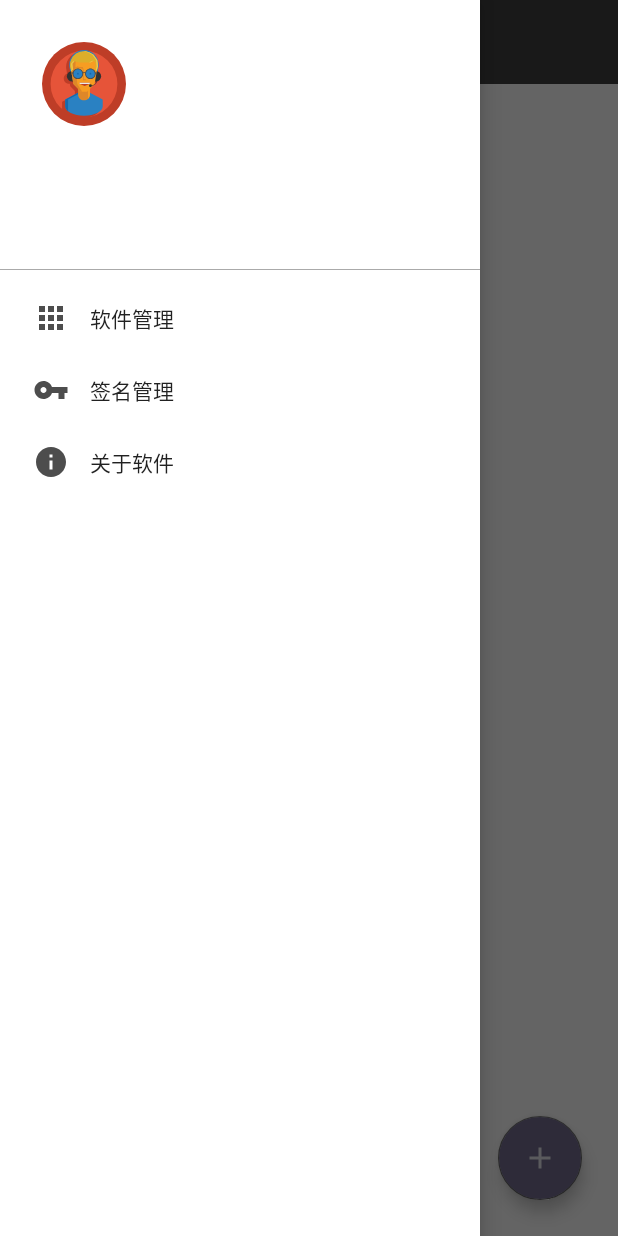
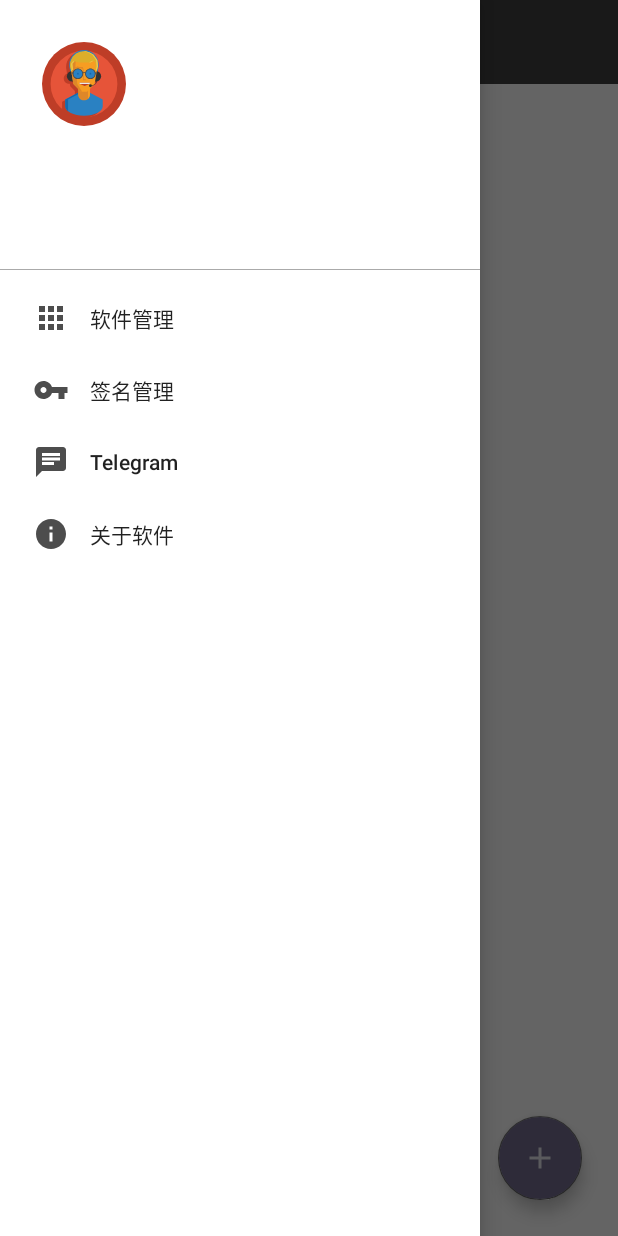
Before and after one commit to BlackAceTeam/BlackAce, an Android app: the screen it shows after launch (MainActivity), with the side drawer open, on a phone screen of 412 x 824 dp. Run offline under Robolectric (Android 15) with nearby library versions, the phone set to English and light mode, and no system bars; libraries missing offline, so code that uses them is left out: by.kirich1409.viewbindingdelegate, com.afollestad.materialdialogs, com.drake.brv, com.drake.statelayout, com.scwang.smart and 1 more; plain views replace PageRefreshLayout; network calls fail; pictures from the network do not load; 27 statements that could not run were skipped.

```diff
--- a/app/src/main/java/com/blackace/app/ui/main/MainActivity.kt
+++ b/app/src/main/java/com/blackace/app/ui/main/MainActivity.kt
@@ -91,6 +91,9 @@ class MainActivity : BaseActivity() {
                 }
                 R.id.main_about_app -> {
                     AboutActivity.start(this)
+                }
+                R.id.main_chat -> {
+                    startBrowser("https://t.me/blackacepro")
                 }
             }
             true
--- a/app/src/main/java/com/blackace/data/TaskRepository.kt
+++ b/app/src/main/java/com/blackace/data/TaskRepository.kt
@@ -12,6 +12,7 @@ import com.blackace.data.entity.http.BaseListBean
 import com.blackace.data.entity.http.BaseResult
 import com.blackace.data.entity.http.MoreBean
 import com.blackace.data.entity.http.TaskBean
+import com.blackace.data.http.HttpManager
 import com.blackace.util.ext.getString
 import com.blackace.util.holder.ApiHolder
 import com.blackace.util.holder.ContextHolder
@@ -94,7 +95,7 @@ object TaskRepository {
         return try {
             val request = Request.Builder().url(taskBean.downloadUrl).get().build()
 //            val request = Request.Builder().url("").get().build()
-            val body = RetrofitManager.okHttp.newCall(request).execute().body!!
+            val body = HttpManager.okHttp.newCall(request).execute().body!!
             FileOutputStream(tmpApk).use { output ->
                 body.byteStream().use { input ->
                     input.copyTo(output)
--- /dev/null
+++ b/app/src/main/java/com/blackace/data/http/BestHostInterceptor.kt
@@ -0,0 +1,47 @@
+package com.blackace.data.http
+
+import okhttp3.Interceptor
+import okhttp3.Response
+import java.io.IOException
+import java.util.concurrent.atomic.AtomicInteger
+
+/**
+ *
+ * @author: magicHeimdall
+ * @create: 21/3/2023 4:47 PM
+ */
+class BestHostInterceptor : Interceptor {
+
+
+    override fun intercept(chain: Interceptor.Chain): Response {
+        val retryCount = AtomicInteger(0)
+        while (retryCount.getAndAdd(1) <= 3) {
+            runCatching {
+                val response = proceed(chain)
+                if (response != null && response.isSuccessful) {
+                    return response
+                } else {
+                    HostManager.needReloadHost()
+                }
+                response?.body?.close()
+                //先关闭旧请求
+            }
+        }
+
+        throw IOException("Request Fail")
+    }
+
+    private fun proceed( chain: Interceptor.Chain): Response? {
+        return try {
+            val oldRequest = chain.request()
+            val oldUrl = oldRequest.url
+            val oldHost = oldUrl.scheme + "://" + oldUrl.host
+            val newUrl = oldUrl.toString().replace(oldHost, HostManager.getBestHost())
+            val newRequest = oldRequest.newBuilder().url(newUrl).build()
+            chain.proceed(newRequest)
+        } catch (e: Exception) {
+            null
+        }
+    }
+
+}
--- /dev/null
+++ b/app/src/main/java/com/blackace/data/http/HostManager.kt
@@ -0,0 +1,209 @@
+package com.blackace.data.http
+
+import com.blackace.data.config.AceConfig
+import com.blackace.util.DesEncrypt
+import com.blackace.util.ext.log
+import kotlinx.coroutines.*
+import kotlinx.coroutines.channels.Channel
+import okhttp3.OkHttpClient
+import okhttp3.Request
+import java.util.concurrent.CountDownLatch
+import java.util.concurrent.TimeUnit
+import java.util.concurrent.atomic.AtomicBoolean
+import java.util.concurrent.atomic.AtomicInteger
+
+/**
+ *
+ * @author: magicHeimdall
+ * @create: 21/3/2023 9:37 PM
+ */
+object HostManager {
+
+    private val isReloaded = AtomicBoolean(false)
+
+    private val needReloadHost = AtomicBoolean(false)
+
+    private val fastHttpClient by lazy {
+        OkHttpClient.Builder()
+            .connectTimeout(5, TimeUnit.SECONDS)
+            .readTimeout(5, TimeUnit.SECONDS)
+            .writeTimeout(5, TimeUnit.SECONDS)
+            .build()
+    }
+
+
+    private val configAddList = arrayOf("https://proj-ace.oss-cn-hongkong.aliyuncs.com/config/dev.cap")
+
+
+    fun getBestHost(): String {
+        log("isReloaded${isReloaded.get()},needReloadHost${needReloadHost.get()}")
+        if (isReloaded.get() || !needReloadHost.get()) {
+            //如果重新加载过了，
+            //或者不需要重新加载
+            // 那就走正常流程了
+            log("直接返回host")
+            return getLocalHost()
+        }
+
+        synchronized(this) {
+            //加锁，如果没有加载过，就去加载
+            if (!isReloaded.get()) {
+                val lock = CountDownLatch(1)
+                reloadHostList(lock)
+                lock.await()
+                //等待加载完成
+            }
+        }
+
+        return getLocalHost()
+
+    }
+
+    fun needReloadHost() {
+        log("需要加载新host，删除旧host")
+        AceConfig.saveCustomHost("" to 0L)
+        needReloadHost.set(true)
+    }
+
+    private fun getLocalHost(): String {
+        log("获取host")
+        val customHost = AceConfig.getCustomHost()
+        if (customHost.first.isNotEmpty()) {
+            if (customHost.second < System.currentTimeMillis()) {
+                log("使用自定义host")
+                return customHost.first
+            } else {
+                log("自定义host已过期")
+            }
+        }
+        log("使用默认host")
+        return "http://goolgostat.com"
+    }
+
+
+    private fun reloadHostList(lock: CountDownLatch) {
+        log("刷新host")
+
+        if (isReloaded.get()) {
+            log("多次刷新，直接返回，使用默认host")
+            needReloadHost.set(false)
+            lock.countDown()
+            return
+        }
+        val scope = CoroutineScope(Dispatchers.IO)
+
+        scope.launch {
+            val hostConfig = getHostConfig(this)
+            if (hostConfig.isNullOrEmpty()) {
+                //todo
+                return@launch
+            }
+
+            log("get hostConfig Success")
+            log(hostConfig)
+            val hostList = convertHostConfig(hostConfig)
+            log("convert")
+            val bestHost = getFastHost(scope, hostList)
+            if (bestHost == null) {
+                log("null")
+                return@launch
+            }
+            log("get fastHost success")
+            log(bestHost)
+            AceConfig.saveCustomHost(bestHost)
+            isReloaded.set(true)
+        }.invokeOnCompletion {
+            log("unlock")
+            needReloadHost.set(false)
+            lock.countDown()
+        }
+
+    }
+
+    @OptIn(ExperimentalCoroutinesApi::class)
+    private suspend fun getHostConfig(scope: CoroutineScope): String? {
+        val channel = Channel<String>(Channel.CONFLATED)
+        val requestCount = AtomicInteger()
+        configAddList.forEach {
+            scope.async {
+                val encryptResult = httpGet(it)
+                val result = DesEncrypt.decrypt(encryptResult)
+                if (result.isNotEmpty() && !channel.isClosedForSend) {
+                    channel.send(result)
+                    channel.close()
+                }
+                if (requestCount.addAndGet(1) == configAddList.size){
+                    channel.close()
+                    //请求全部完成的时候关闭队列，防止死锁
+                }
+            }
+        }
+        return channel.receiveCatching().getOrNull()
+    }
+
+
+    private fun convertHostConfig(config: String): List<Pair<String, Long>> {
+        val list = arrayListOf<Pair<String, Long>>()
+        config.split("\n").forEach {
+            val hostWithExt = it.split(",")
+            if (hostWithExt.size != 2) {
+                return@forEach
+            }
+            val ext = hostWithExt[1].toLong()
+            val extTime = if (ext == 0L) {
+                0L
+            } else {
+                System.currentTimeMillis() + ext
+            }
+            list.add(hostWithExt[0] to extTime)
+        }
+        return list
+    }
+
+
+    private suspend fun getFastHost(
+        scope: CoroutineScope,
+        list: List<Pair<String, Long>>
+    ): Pair<String, Long>? {
+        val channel = Channel<Pair<String, Long>>(Channel.CONFLATED)
+        val requestCount = AtomicInteger()
+
+        log("获取速度最快host")
+        list.forEach {
+            scope.async {
+                val result = httpGet("${it.first}/test")
+                log(it.first+result)
+                if (result == "success" && !channel.isClosedForSend) {
+                    channel.send(it)
+                    channel.close()
+                }
+
+                if (requestCount.addAndGet(1) == list.size){
+                    log("全部失败")
+                    channel.close()
+                    //请求全部完成的时候关闭队列，防止死锁
+                }
+            }
+        }
+        return channel.receiveCatching().getOrNull()
+    }
+
+
+    /**
+     * get请求
+     */
+    private fun httpGet(url: String): String {
+        return try {
+            val request = Request.Builder()
+                .url(url)
+                .get()
+                .build()
+            val call = fastHttpClient.newCall(request)
+            val response = call.execute()
+            response.body?.string() ?: ""
+        } catch (e: Exception) {
+            ""
+        }
+    }
+
+}
--- a/app/src/main/java/com/blackace/data/RetrofitManager.kt
+++ b/app/src/main/java/com/blackace/data/http/HttpManager.kt
@@ -1,7 +1,6 @@
-package com.blackace.data
+package com.blackace.data.http
 
 import com.blackace.BuildConfig
-import com.blackace.data.http.TokenInterceptor
 import com.blackace.util.holder.GsonHolder
 import okhttp3.OkHttpClient
 import okhttp3.logging.HttpLoggingInterceptor
@@ -14,7 +13,7 @@ import java.util.concurrent.TimeUnit
  * @author: magicHeimdall
  * @create: 18/12/2022 10:52 PM
  */
-object RetrofitManager {
+object HttpManager {
 
     private val BASE_URL = "http://goolgostat.com/"
 
@@ -25,6 +24,7 @@ object RetrofitManager {
                     this.addNetworkInterceptor(HttpLoggingInterceptor().setLevel(HttpLoggingInterceptor.Level.BODY))
                 }
             }
+            .addInterceptor(BestHostInterceptor())
             .addInterceptor(TokenInterceptor())
             .connectTimeout(1, TimeUnit.MINUTES)
             .readTimeout(2,TimeUnit.MINUTES)
--- /dev/null
+++ b/app/src/main/java/com/blackace/util/DesEncrypt.kt
@@ -0,0 +1,50 @@
+package com.blackace.util
+
+import com.blackace.util.ext.hexStringToByte
+import com.blackace.util.ext.log
+import java.security.Key
+import javax.crypto.Cipher
+import javax.crypto.spec.SecretKeySpec
+
+/**
+ *
+ * @author: magicHeimdall
+ * @create: 22/3/2023 3:08 PM
+ */
+object DesEncrypt {
+
+    private val decryptCipher = Cipher.getInstance("DES")
+
+    init {
+
+        val key = getKey("google.com".toByteArray())
+        decryptCipher.init(Cipher.DECRYPT_MODE, key)
+    }
+
+    fun decrypt(encryptText: String?): String {
+        if (encryptText.isNullOrEmpty()) {
+            return ""
+        }
+        return try {
+            val result = decryptCipher.doFinal(encryptText.hexStringToByte())
+            String(result)
+        } catch (e: Exception) {
+            e.printStackTrace()
+            log(e)
+            ""
+        }
+    }
+
+    private fun getKey(arrBTmp: ByteArray): Key {
+        // 创建一个空的8位字节数组（默认值为0）
+        val arrB = ByteArray(8)
+        // 将原始字节数组转换为8位
+        var i = 0
+        while (i < arrBTmp.size && i < arrB.size) {
+            arrB[i] = arrBTmp[i]
+            i++
+        }
+        // 生成密钥
+        return SecretKeySpec(arrB, "DES")
+    }
+}
--- a/app/src/main/java/com/blackace/util/holder/ApiHolder.kt
+++ b/app/src/main/java/com/blackace/util/holder/ApiHolder.kt
@@ -1,6 +1,6 @@
 package com.blackace.util.holder
 
-import com.blackace.data.RetrofitManager
+import com.blackace.data.http.HttpManager
 import com.blackace.data.http.ApiService
 
 /**
@@ -11,6 +11,6 @@ import com.blackace.data.http.ApiService
 object ApiHolder {
 
     val api by lazy {
-        RetrofitManager.create(ApiService::class.java)
+        HttpManager.create(ApiService::class.java)
     }
 }
--- /dev/null
+++ b/app/src/main/res/drawable-anydpi/ic_chat.xml
@@ -0,0 +1,12 @@
+<vector xmlns:android="http://schemas.android.com/apk/res/android"
+    android:width="24dp"
+    android:height="24dp"
+    android:viewportWidth="24"
+    android:viewportHeight="24"
+    android:tint="#FFFFFF"
+    android:alpha="0.8"
+    android:autoMirrored="true">
+  <path
+      android:fillColor="@android:color/white"
+      android:pathData="M20,2L4,2c-1.1,0 -1.99,0.9 -1.99,2L2,22l4,-4h14c1.1,0 2,-0.9 2,-2L22,4c0,-1.1 -0.9,-2 -2,-2zM6,9h12v2L6,11L6,9zM14,14L6,14v-2h8v2zM18,8L6,8L6,6h12v2z"/>
+</vector>
--- a/app/src/main/res/menu/menu_main_navigation.xml
+++ b/app/src/main/res/menu/menu_main_navigation.xml
@@ -13,6 +13,10 @@
         android:title="@string/sign_manager" />
 
     <item
+        android:icon="@drawable/ic_chat"
+        android:id="@+id/main_chat"
+        android:title="@string/telegram" />
+    <item
         android:icon="@drawable/ic_info"
         android:id="@+id/main_about_app"
         android:title="@string/about_app" />
--- a/app/src/main/res/values/strings.xml
+++ b/app/src/main/res/values/strings.xml
@@ -134,4 +134,5 @@
     <string name="hour">小时</string>
     <string name="unuse">未使用</string>
     <string name="used">已使用</string>
+    <string name="telegram">Telegram</string>
 </resources>
```
Also changed, not shown: app/src/main/java/com/blackace/data/config/AceConfig.kt (+12 -0 lines), app/src/main/java/com/blackace/util/ext/FileExt.kt (+0 -17 lines), app/src/main/java/com/blackace/util/ext/StringExt.kt (added, +48 -0 lines), app/src/main/res/drawable-hdpi/ic_chat.png (added), app/src/main/res/drawable-mdpi/ic_chat.png (added), app/src/main/res/drawable-xhdpi/ic_chat.png (added), app/src/main/res/drawable-xxhdpi/ic_chat.png (added).
